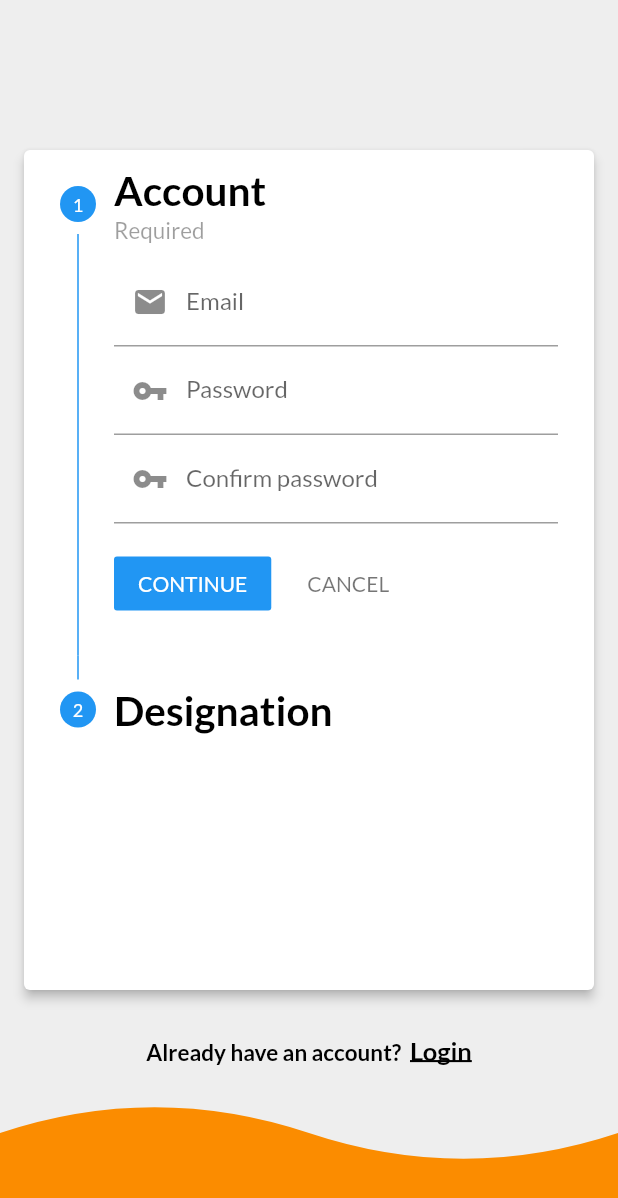
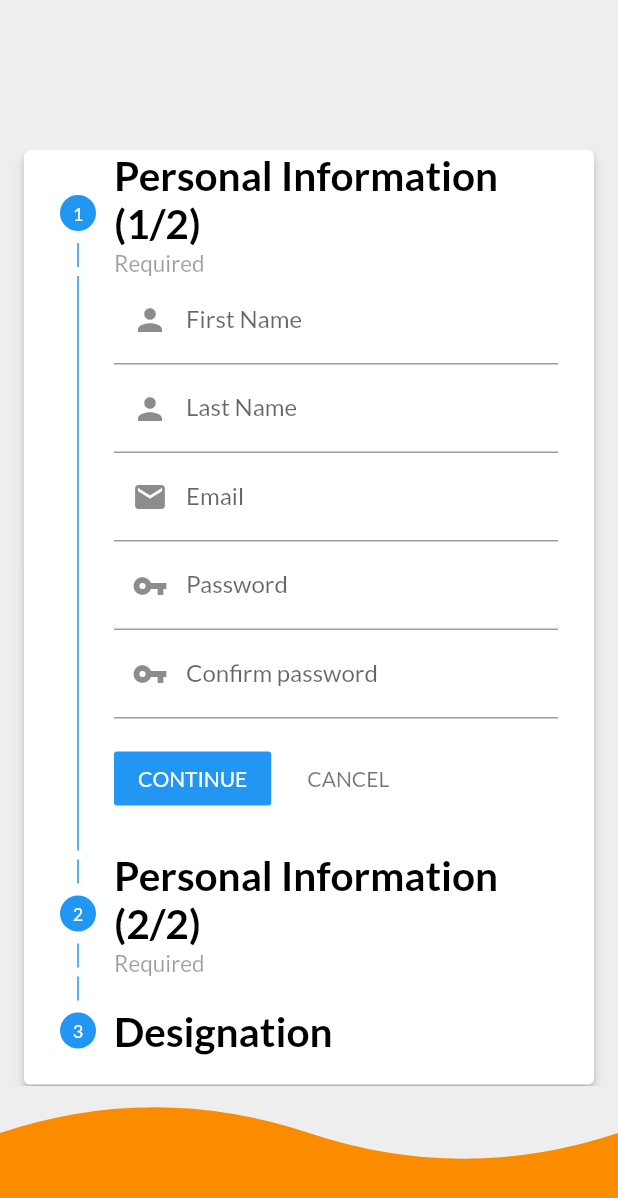
Before and after one commit to CarltonK/doctors_of_kenya, a Flutter app: the RegistrationScreen screen opened directly, on a phone screen of 412 x 824 dp. Shown: the top 1198 px of the screen. Run offline on Flutter 3.47's test engine with Material 2 defaults, Android fonts, the light colour scheme and no system bars; our stand-ins replace cached_network_image, cloud_firestore, firebase_analytics, firebase_auth, firebase_core, firebase_crashlytics and 2 more; accounts and stored records are empty; network calls fail.

Commit message:
updated registration page

```diff
--- a/lib/screens/authentication/registration_screen.dart
+++ b/lib/screens/authentication/registration_screen.dart
@@ -5,6 +5,7 @@ import 'package:doctors_of_kenya/models/models.dart';
 import 'package:doctors_of_kenya/providers/providers.dart';
 import 'package:doctors_of_kenya/utilities/utilities.dart';
 import 'package:doctors_of_kenya/widgets/widgets.dart';
+import 'package:flutter/cupertino.dart';
 import 'package:flutter/material.dart';
 import 'package:provider/provider.dart';
 
@@ -40,6 +41,7 @@ class _RegistrationStepperState extends State<RegistrationStepper> {
   // Identifiers
   int _currentStep = 0;
   StepperType _stepperType = StepperType.vertical;
+  String _firstName, _lastName;
   String _email;
   String _password;
   String _confirmPassword;
@@ -47,8 +49,14 @@ class _RegistrationStepperState extends State<RegistrationStepper> {
   dynamic _registrationResult;
   String _currentDesignation = 'General';
   List<String> _designations = ['Doctor', 'Liaison', 'General'];
+  String _selectedGender;
+  List<String> _genders = ['Male', 'Female', 'Do not wish to disclose'];
+  final int _eighteenYearsInDays = 6570;
+  DateTime _dob;
 
   // Focus Nodes
+  final FocusNode _focusLastName = FocusNode();
+  final FocusNode _focusEmail = FocusNode();
   final FocusNode _focusPassword = FocusNode();
   final FocusNode _focusConfirmPassword = FocusNode();
 
@@ -68,15 +76,67 @@ class _RegistrationStepperState extends State<RegistrationStepper> {
 
   continued() {
     // ignore: unnecessary_statements
-    // _currentStep < 1 ? setState(() => _currentStep += 1) : null;
-    if (_currentStep == 0) {
-      _registrationButtonPressed();
+    _currentStep <= 1 ? setState(() => _currentStep += 1) : null;
+    // if (_currentStep == 0) {
+    //   // _registrationButtonPressed();
+    //   setState(() => _currentStep += 1);
+    // }
+    // if (_currentStep == 1) {
+    //   setState(() => _currentStep += 1);
+    // }
+    if (_currentStep == 2) {
+      // print('Ola');
+      // _registrationButtonPressed();
     }
   }
 
   cancel() {
     // ignore: unnecessary_statements
-    _currentStep > 1 ? setState(() => _currentStep -= 1) : null;
+    _currentStep >= 1 ? setState(() => _currentStep -= 1) : null;
+  }
+
+  // ******Name Stuff*******
+  Widget _firstNameField() {
+    return Container(
+      child: TextFormField(
+        textInputAction: TextInputAction.next,
+        decoration: InputDecoration(
+          labelText: 'First Name',
+          prefixIcon: const Icon(Icons.person),
+        ),
+        onFieldSubmitted: (String value) {
+          FocusScope.of(context).requestFocus(_focusLastName);
+        },
+        validator: _validationHelper.validateNames,
+        onSaved: saveFirstName,
+      ),
+    );
+  }
+
+  Widget _lastNameField() {
+    return Container(
+      child: TextFormField(
+        textInputAction: TextInputAction.next,
+        focusNode: _focusLastName,
+        decoration: InputDecoration(
+          labelText: 'Last Name',
+          prefixIcon: const Icon(Icons.person),
+        ),
+        onFieldSubmitted: (String value) {
+          FocusScope.of(context).requestFocus(_focusEmail);
+        },
+        validator: _validationHelper.validateNames,
+        onSaved: saveLastName,
+      ),
+    );
+  }
+
+  void saveFirstName(String value) {
+    _firstName = value.trim();
+  }
+
+  void saveLastName(String value) {
+    _lastName = value.trim();
   }
 
   // ******Email Stuff*******
@@ -84,6 +144,7 @@ class _RegistrationStepperState extends State<RegistrationStepper> {
     return Container(
       child: TextFormField(
         textInputAction: TextInputAction.next,
+        focusNode: _focusEmail,
         decoration: InputDecoration(
           labelText: 'Email',
           prefixIcon: const Icon(Icons.email),
@@ -99,7 +160,6 @@ class _RegistrationStepperState extends State<RegistrationStepper> {
 
   void saveEmail(String value) {
     _email = value.trim();
-    // print('Email -> $_email');
   }
 
   // ******Password Stuff*******
@@ -125,7 +185,6 @@ class _RegistrationStepperState extends State<RegistrationStepper> {
 
   void savePassword(String value) {
     _password = value.trim();
-    // print('Password -> $_password');
   }
 
   // ******Password Confirm Stuff*******
@@ -148,7 +207,6 @@ class _RegistrationStepperState extends State<RegistrationStepper> {
         focusNode: _focusConfirmPassword,
         onFieldSubmitted: (String value) {
           FocusScope.of(context).unfocus();
-          _registrationButtonPressed();
         },
         onSaved: saveConfirmPassword,
       ),
@@ -157,7 +215,6 @@ class _RegistrationStepperState extends State<RegistrationStepper> {
 
   void saveConfirmPassword(String value) {
     _confirmPassword = value.trim();
-    // print('Password (2) -> $_confirmPassword');
   }
 
   Future<bool> _regHandler(UserModel user) async {
@@ -169,40 +226,64 @@ class _RegistrationStepperState extends State<RegistrationStepper> {
     if (_registrationResult.runtimeType == String) {
       return false;
     }
+    _userModel.uid = _registrationResult.uid;
     return true;
   }
 
   _registrationButtonPressed() {
     final FormState form = _accountFormKey.currentState;
+
+    if (_selectedGender == null) {
+      showInfoDialog(
+        _scaffoldKey.currentContext,
+        'Please select your gender',
+      );
+    } else if (_dob == null) {
+      showInfoDialog(
+        _scaffoldKey.currentContext,
+        'Please select your date of birth',
+      );
+    } else {
       if (form.validate()) {
         form.save();
 
         // Create a user instance
         _userModel = UserModel(
+          firstName: _firstName,
+          lastName: _lastName,
           email: _email,
+          designation: _currentDesignation,
+          dob: _dob,
+          gender: _selectedGender,
           password: _password == _confirmPassword ? _confirmPassword : null,
+          registeredOn: DateTime.now(),
         );
 
-      _regHandler(_userModel).then((value) {
-        if (!value) {
-          Timer(Duration(milliseconds: 500), () async {
-            await showInfoDialog(
-              _scaffoldKey.currentContext,
-              _registrationResult,
-            );
-          });
-        } else {
-          // Navigator.of(context).pop();
-          setState(() => _currentStep += 1);
+        print(_userModel.toMainFirestoreDoc());
+
+        // setState(() => _currentStep += 1);
+
+        // _regHandler(_userModel).then((value) {
+        //   if (!value) {
+        //     Timer(Duration(milliseconds: 500), () async {
+        //       await showInfoDialog(
+        //         _scaffoldKey.currentContext,
+        //         _registrationResult,
+        //       );
+        //     });
+        //   } else {
+        //     // Navigator.of(context).pop();
+        //     setState(() => _currentStep += 1);
+        //   }
+        // }).catchError((error) {
+        //   Timer(Duration(milliseconds: 500), () async {
+        //     await showInfoDialog(
+        //       _scaffoldKey.currentContext,
+        //       error.toString(),
+        //     );
+        //   });
+        // });
       }
-      }).catchError((error) {
-        Timer(Duration(milliseconds: 500), () async {
-          await showInfoDialog(
-            _scaffoldKey.currentContext,
-            error.toString(),
-          );
-        });
-      });
     }
   }
 
@@ -236,7 +317,69 @@ class _RegistrationStepperState extends State<RegistrationStepper> {
   _designationChanged(String value) {
     setState(() {
       _currentDesignation = value;
+      _userModel.designation = _currentDesignation;
     });
+  }
+
+  // ******Gender Stuff*******
+  _genderSelector() {
+    return Container(
+      padding: const EdgeInsets.all(6),
+      margin: const EdgeInsets.only(top: 15),
+      decoration: Constants.kBoxDecorationStyle,
+      child: DropdownButton<String>(
+        value: _selectedGender,
+        style: Theme.of(context).textTheme.subtitle1,
+        onChanged: _genderChanged,
+        icon: Icon(Icons.arrow_downward, color: Theme.of(context).accentColor),
+        hint: Text('Gender', style: Theme.of(context).textTheme.subtitle1),
+        items: _genders
+            .map(
+              (e) => DropdownMenuItem<String>(
+                value: e,
+                child: Text(e, style: Theme.of(context).textTheme.subtitle1),
+              ),
+            )
+            .toList(),
+        isExpanded: true,
+        isDense: false,
+        underline: Container(color: Colors.transparent),
+      ),
+    );
+  }
+
+  _genderChanged(String value) {
+    setState(() {
+      _selectedGender = value;
+    });
+  }
+
+  // ******Date Selector Stuff*******
+  Widget _dateSelector() {
+    return Padding(
+      padding: const EdgeInsets.symmetric(vertical: 16.0),
+      child: Column(
+        crossAxisAlignment: CrossAxisAlignment.start,
+        children: [
+          Text(
+            'Date of Birth',
+            style: Constants.subheadlineStyle,
+          ),
+          Container(
+            height: 200,
+            child: CupertinoDatePicker(
+              mode: CupertinoDatePickerMode.date,
+              initialDateTime: DateTime.now().subtract(
+                Duration(days: _eighteenYearsInDays),
+              ),
+              onDateTimeChanged: (DateTime newDateTime) {
+                _dob = newDateTime;
+              },
+            ),
+          ),
+        ],
+      ),
+    );
   }
 
   @override
@@ -257,14 +400,14 @@ class _RegistrationStepperState extends State<RegistrationStepper> {
   @override
   Widget build(BuildContext context) {
     return Container(
-      height: double.infinity,
+      // height: double.infinity,
       child: Padding(
         padding: const EdgeInsets.only(bottom: 100, top: 100),
+        child: SingleChildScrollView(
           child: Column(
             mainAxisAlignment: MainAxisAlignment.center,
             children: [
-            Expanded(
-              child: Card(
+              Card(
                 margin: const EdgeInsets.symmetric(horizontal: 16),
                 shape: RoundedRectangleBorder(
                   borderRadius: BorderRadius.circular(4),
@@ -274,7 +417,7 @@ class _RegistrationStepperState extends State<RegistrationStepper> {
                   steps: <Step>[
                     Step(
                       title: Text(
-                        'Account',
+                        'Personal Information (1/2)',
                         style: Constants.headlineStyle.copyWith(
                           color: Colors.black,
                         ),
@@ -287,6 +430,8 @@ class _RegistrationStepperState extends State<RegistrationStepper> {
                         key: _accountFormKey,
                         child: Column(
                           children: [
+                            _firstNameField(),
+                            _lastNameField(),
                             _emailField(),
                             _passwordField(),
                             _passwordConfirmField(),
@@ -295,6 +440,28 @@ class _RegistrationStepperState extends State<RegistrationStepper> {
                       ),
                       isActive: _currentStep >= 0,
                       state: _currentStep >= 1
+                          ? StepState.complete
+                          : StepState.disabled,
+                    ),
+                    Step(
+                      title: Text(
+                        'Personal Information (2/2)',
+                        style: Constants.headlineStyle.copyWith(
+                          color: Colors.black,
+                        ),
+                      ),
+                      subtitle: Text(
+                        'Required',
+                        style: Constants.subheadlineStyle,
+                      ),
+                      content: Column(
+                        children: [
+                          _genderSelector(),
+                          _dateSelector(),
+                        ],
+                      ),
+                      isActive: _currentStep >= 0,
+                      state: _currentStep >= 2
                           ? StepState.complete
                           : StepState.disabled,
                     ),
@@ -311,7 +478,7 @@ class _RegistrationStepperState extends State<RegistrationStepper> {
                         ],
                       ),
                       isActive: _currentStep >= 0,
-                      state: _currentStep >= 1
+                      state: _currentStep >= 3
                           ? StepState.complete
                           : StepState.disabled,
                     ),
@@ -323,7 +490,6 @@ class _RegistrationStepperState extends State<RegistrationStepper> {
                   onStepCancel: cancel,
                 ),
               ),
-            ),
               const SizedBox(height: 16),
               NavigationHelper(
                 leading: "Already have an account?",
@@ -333,77 +499,7 @@ class _RegistrationStepperState extends State<RegistrationStepper> {
             ],
           ),
         ),
+      ),
     );
   }
 }
-
-// class RegistrationBody extends StatelessWidget {
-//   @override
-//   Widget build(BuildContext context) {
-//     return Container(
-//       height: double.infinity,
-//       child: SingleChildScrollView(
-//         physics: AlwaysScrollableScrollPhysics(),
-//         padding: layoutPadding(context),
-//         child: Padding(
-//           padding: EdgeInsets.symmetric(vertical: 100),
-//           child: Column(
-//             mainAxisAlignment: MainAxisAlignment.center,
-//             children: [
-//               FlutterLogo(size: 100),
-//               const SizedBox(height: 16),
-//               Card(
-//                 margin: const EdgeInsets.symmetric(horizontal: 16),
-//                 shape: RoundedRectangleBorder(
-//                   borderRadius: BorderRadius.circular(4),
-//                 ),
-//                 elevation: 3,
-//                 child: Container(
-//                   padding: const EdgeInsets.symmetric(
-//                     horizontal: 16,
-//                     vertical: 24,
-//                   ),
-//                   child: Form(
-//                     key: _registrationFormKey,
-//                     child: Column(
-//                       crossAxisAlignment: CrossAxisAlignment.center,
-//                       mainAxisSize: MainAxisSize.min,
-//                       children: [
-//                         Text(
-//                           'Welcome',
-//                           style: Theme.of(context).textTheme.headline5,
-//                         ),
-//                         const SizedBox(height: 3),
-//                         Text(
-//                           'Create an Account',
-//                           style: Theme.of(context).textTheme.subtitle1,
-//                         ),
-//                         const SizedBox(height: 16),
-//                         _emailField(context),
-//                         const SizedBox(height: 16),
-//                         _passwordField(context),
-//                         const SizedBox(height: 16),
-//                         _passwordConfirmField(context),
-//                         const SizedBox(height: 16),
-//                         GlobalActionButton(
-//                           action: 'Register',
-//                           onPressed: () => _registrationButtonPressed(context),
-//                         ),
-//                       ],
-//                     ),
-//                   ),
-//                 ),
-//               ),
-//               const SizedBox(height: 16),
-//               NavigationHelper(
-//                 leading: "Already have an account?",
-//                 action: "Login",
-//                 onTap: () => Navigator.of(context).pop(),
-//               ),
-//             ],
-//           ),
-//         ),
-//       ),
-//     );
-//   }
-// }
```
Lines whose indentation alone changed are shown as unchanged.
